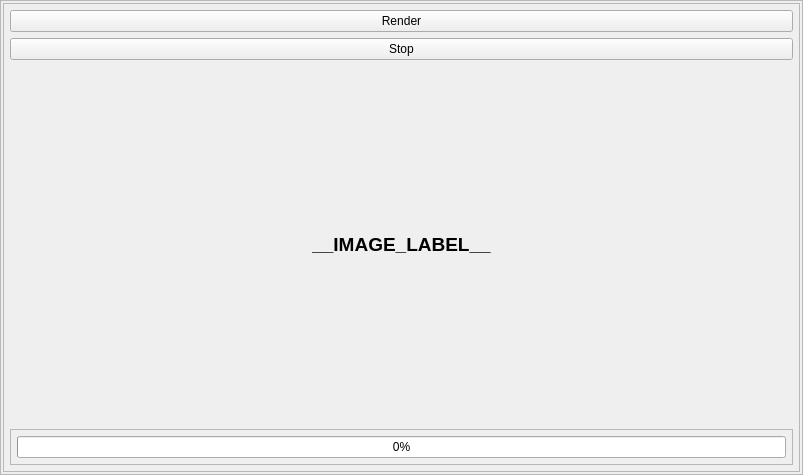
Old version of the form nectar_render/gui/resource/mainwidget.ui in the repository ZacharyBork/NectarRender.
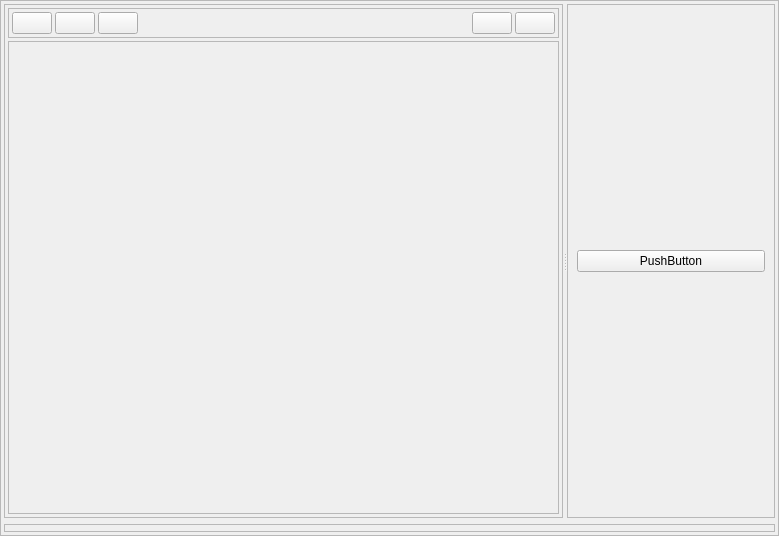
New version of the form.

What changed in the file:
```diff
--- a/nectar_render/gui/resource/mainwidget.ui
+++ b/nectar_render/gui/resource/mainwidget.ui
@@ -6,8 +6,8 @@
    <rect>
     <x>0</x>
     <y>0</y>
-    <width>803</width>
-    <height>475</height>
+    <width>779</width>
+    <height>536</height>
    </rect>
   </property>
   <property name="windowTitle">
@@ -34,20 +34,24 @@
      <property name="frameShadow">
       <enum>QFrame::Raised</enum>
      </property>
-     <layout class="QHBoxLayout" name="horizontalLayout">
+     <layout class="QVBoxLayout" name="verticalLayout_5">
       <property name="leftMargin">
-       <number>2</number>
+       <number>3</number>
       </property>
       <property name="topMargin">
-       <number>2</number>
+       <number>3</number>
       </property>
       <property name="rightMargin">
-       <number>2</number>
+       <number>3</number>
       </property>
       <property name="bottomMargin">
-       <number>2</number>
+       <number>3</number>
       </property>
       <item>
+       <widget class="QSplitter" name="splitter">
+        <property name="orientation">
+         <enum>Qt::Horizontal</enum>
+        </property>
        <widget class="QFrame" name="frame">
         <property name="frameShape">
          <enum>QFrame::StyledPanel</enum>
@@ -56,53 +60,195 @@
          <enum>QFrame::Raised</enum>
         </property>
         <layout class="QVBoxLayout" name="verticalLayout_2">
+          <property name="spacing">
+           <number>3</number>
+          </property>
          <property name="leftMargin">
-          <number>6</number>
+           <number>3</number>
          </property>
          <property name="topMargin">
-          <number>6</number>
+           <number>3</number>
          </property>
          <property name="rightMargin">
-          <number>6</number>
+           <number>3</number>
          </property>
          <property name="bottomMargin">
-          <number>6</number>
+           <number>3</number>
          </property>
          <item>
-          <widget class="QPushButton" name="render">
+           <widget class="QFrame" name="top_bar_frame">
+            <property name="sizePolicy">
+             <sizepolicy hsizetype="Preferred" vsizetype="Maximum">
+              <horstretch>0</horstretch>
+              <verstretch>0</verstretch>
+             </sizepolicy>
+            </property>
+            <property name="frameShape">
+             <enum>QFrame::StyledPanel</enum>
+            </property>
+            <property name="frameShadow">
+             <enum>QFrame::Raised</enum>
+            </property>
+            <layout class="QHBoxLayout" name="horizontalLayout_3">
+             <property name="spacing">
+              <number>3</number>
+             </property>
+             <property name="leftMargin">
+              <number>3</number>
+             </property>
+             <property name="topMargin">
+              <number>3</number>
+             </property>
+             <property name="rightMargin">
+              <number>3</number>
+             </property>
+             <property name="bottomMargin">
+              <number>3</number>
+             </property>
+             <item>
+              <widget class="QPushButton" name="play">
+               <property name="toolTip">
+                <string>Start render</string>
+               </property>
            <property name="text">
-            <string>Render</string>
+                <string/>
+               </property>
+              </widget>
+             </item>
+             <item>
+              <widget class="QPushButton" name="pause">
+               <property name="toolTip">
+                <string>Pause render</string>
+               </property>
+               <property name="text">
+                <string/>
            </property>
           </widget>
          </item>
          <item>
           <widget class="QPushButton" name="stop">
            <property name="text">
-            <string>Stop</string>
+                <string/>
            </property>
           </widget>
          </item>
          <item>
-          <widget class="QLabel" name="image_label">
-           <property name="font">
-            <font>
-             <pointsize>14</pointsize>
-             <weight>75</weight>
-             <bold>true</bold>
-             <underline>false</underline>
-             <strikeout>false</strikeout>
-            </font>
-           </property>
+              <spacer name="horizontalSpacer">
+               <property name="orientation">
+                <enum>Qt::Horizontal</enum>
+               </property>
+               <property name="sizeHint" stdset="0">
+                <size>
+                 <width>40</width>
+                 <height>20</height>
+                </size>
+               </property>
+              </spacer>
+             </item>
+             <item>
+              <widget class="QPushButton" name="refresh">
+               <property name="toolTip">
+                <string>Reset render</string>
+               </property>
            <property name="text">
-            <string>__IMAGE_LABEL__</string>
-           </property>
-           <property name="alignment">
-            <set>Qt::AlignCenter</set>
-           </property>
-          </widget>
-         </item>
+                <string/>
+               </property>
+              </widget>
+             </item>
+             <item>
+              <widget class="QPushButton" name="save_render">
+               <property name="toolTip">
+                <string>Save current render to disk</string>
+               </property>
+               <property name="text">
+                <string/>
+               </property>
+              </widget>
+             </item>
+            </layout>
+           </widget>
+          </item>
          <item>
+           <widget class="QFrame" name="viewport_frame">
+            <property name="frameShape">
+             <enum>QFrame::StyledPanel</enum>
+            </property>
+            <property name="frameShadow">
+             <enum>QFrame::Raised</enum>
+            </property>
+            <layout class="QVBoxLayout" name="verticalLayout_3">
+             <property name="leftMargin">
+              <number>2</number>
+             </property>
+             <property name="topMargin">
+              <number>2</number>
+             </property>
+             <property name="rightMargin">
+              <number>2</number>
+             </property>
+             <property name="bottomMargin">
+              <number>2</number>
+             </property>
+            </layout>
+           </widget>
+          </item>
+         </layout>
+        </widget>
           <widget class="QFrame" name="frame_3">
+         <property name="frameShape">
+          <enum>QFrame::NoFrame</enum>
+         </property>
+         <property name="frameShadow">
+          <enum>QFrame::Raised</enum>
+         </property>
+         <layout class="QVBoxLayout" name="verticalLayout_6">
+          <property name="leftMargin">
+           <number>0</number>
+          </property>
+          <property name="topMargin">
+           <number>0</number>
+          </property>
+          <property name="rightMargin">
+           <number>0</number>
+          </property>
+          <property name="bottomMargin">
+           <number>0</number>
+          </property>
+          <item>
+           <widget class="QScrollArea" name="scrollArea">
+            <property name="horizontalScrollBarPolicy">
+             <enum>Qt::ScrollBarAlwaysOff</enum>
+            </property>
+            <property name="widgetResizable">
+             <bool>true</bool>
+            </property>
+            <widget class="QWidget" name="scrollAreaWidgetContents">
+             <property name="geometry">
+              <rect>
+               <x>0</x>
+               <y>0</y>
+               <width>103</width>
+               <height>512</height>
+              </rect>
+             </property>
+             <layout class="QVBoxLayout" name="verticalLayout_7">
+              <item>
+               <widget class="QPushButton" name="pushButton">
+                <property name="text">
+                 <string>PushButton</string>
+                </property>
+               </widget>
+              </item>
+             </layout>
+            </widget>
+           </widget>
+          </item>
+         </layout>
+        </widget>
+       </widget>
+      </item>
+      <item>
+       <widget class="QFrame" name="progress_frame">
            <property name="sizePolicy">
             <sizepolicy hsizetype="Preferred" vsizetype="Maximum">
              <horstretch>0</horstretch>
@@ -115,29 +261,22 @@
            <property name="frameShadow">
             <enum>QFrame::Raised</enum>
            </property>
-           <layout class="QHBoxLayout" name="horizontalLayout_2">
+        <layout class="QVBoxLayout" name="verticalLayout_4">
+         <property name="spacing">
+          <number>3</number>
+         </property>
             <property name="leftMargin">
-             <number>6</number>
+          <number>3</number>
             </property>
             <property name="topMargin">
-             <number>6</number>
+          <number>3</number>
             </property>
             <property name="rightMargin">
-             <number>6</number>
+          <number>3</number>
             </property>
             <property name="bottomMargin">
-             <number>6</number>
-            </property>
-            <item>
-             <widget class="QProgressBar" name="progress_bar">
-              <property name="value">
-               <number>0</number>
-              </property>
-             </widget>
-            </item>
-           </layout>
-          </widget>
-         </item>
+          <number>3</number>
+         </property>
         </layout>
        </widget>
       </item>
```
Left out of the diff: 3 changed lines with no effect on the pictures. Lines whose indentation alone changed are shown as unchanged.
